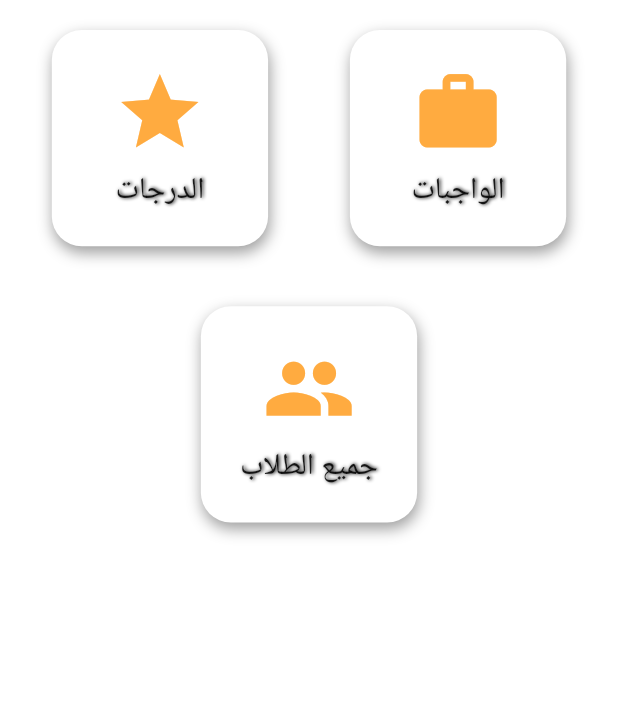
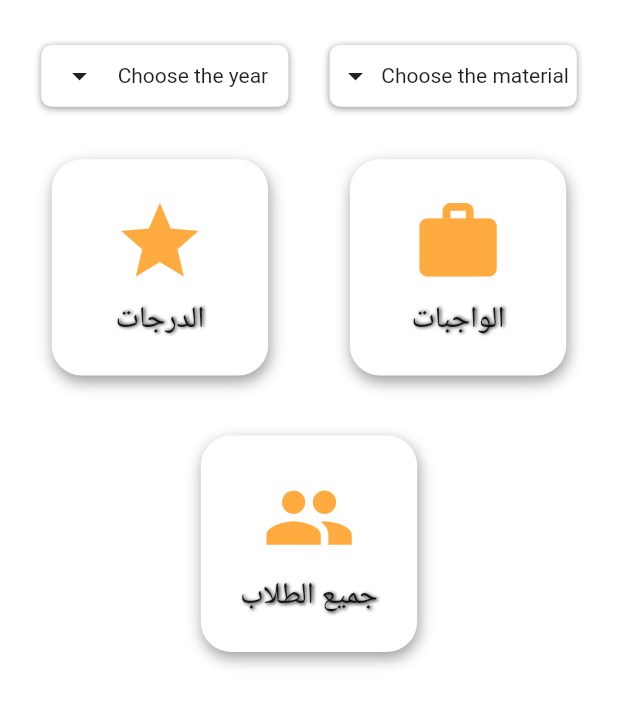
Before and after one commit to hossamghoneim/Etqan_Company, a Flutter app: the TeacherStudents widget shown alone on an empty page, opened directly, on a phone screen of 412 x 824 dp. Shown: the top 705 px of the screen. Run offline on Flutter 3.47's test engine with Material 2 defaults, Android fonts, the phone set to English and light mode, and no system bars; our stand-ins replace carousel_slider, convex_bottom_bar, shared_preferences, splashscreen; accounts and stored records are empty; network calls fail.

Commit message:
teasher task

```diff
--- a/application/lib/screens/teacher_students.dart
+++ b/application/lib/screens/teacher_students.dart
@@ -13,6 +13,118 @@ class _TeacherStudentsState extends State<TeacherStudents> {
   Widget build(BuildContext context) {
     return Column(
       children: [
+        Row(
+          mainAxisAlignment: MainAxisAlignment.spaceEvenly,
+          children: [
+            PopupMenuButton(
+              child: Container(
+                width: MediaQuery.of(context).size.width * 0.4,
+                height: MediaQuery.of(context).size.height * 0.05,
+                margin: EdgeInsets.only(top: 30, bottom: 15),
+                decoration: BoxDecoration(
+                  borderRadius: BorderRadius.circular(7),
+                  color: Colors.white,
+                  boxShadow: [
+                    BoxShadow(
+                      color: Colors.grey,
+                      offset: Offset(0.0, 1.0), //(x,y)
+                      blurRadius: 3.5,
+                    ),
+                  ],
+                ),
+                child: Center(
+                  child: Row(
+                      mainAxisAlignment: MainAxisAlignment.spaceEvenly,
+                      children: [
+                        Icon(Icons.arrow_drop_down),
+                        Text('Choose the year'),
+                      ]),
+                ),
+              ),
+              initialValue: 0,
+              elevation: 15.0,
+              onSelected: (item) => SelectedItem(context, item),
+              shape: RoundedRectangleBorder(
+                borderRadius: BorderRadius.all(
+                  Radius.circular(15.0),
+                ),
+              ),
+              itemBuilder: (context) => [
+                PopupMenuItem<int>(
+                  value: 0,
+                  child: Text('Save Post'),
+                ),
+                PopupMenuItem<int>(
+                  value: 1,
+                  child: Text('Edit Post'),
+                ),
+                PopupMenuItem<int>(
+                  value: 2,
+                  child: Text('Delete Post'),
+                ),
+                PopupMenuItem<int>(
+                  value: 3,
+                  child: Text('Un Save Post'),
+                ),
+              ],
+            ),
+            PopupMenuButton(
+              child: Container(
+                width: MediaQuery.of(context).size.width * 0.4,
+                height: MediaQuery.of(context).size.height * 0.05,
+                margin: EdgeInsets.only(top: 30, bottom: 15),
+                decoration: BoxDecoration(
+                  borderRadius: BorderRadius.circular(7),
+                  color: Colors.white,
+                  boxShadow: [
+                    BoxShadow(
+                      color: Colors.grey,
+                      offset: Offset(0.0, 1.0), //(x,y)
+                      blurRadius: 3.5,
+                    ),
+                  ],
+                ),
+                child: Center(
+                  child: Row(
+                    mainAxisAlignment: MainAxisAlignment.spaceEvenly,
+                    children: [
+                      Icon(Icons.arrow_drop_down),
+                      Text(
+                        'Choose the material',
+                      ),
+                    ],
+                  ),
+                ),
+              ),
+              initialValue: 0,
+              elevation: 15.0,
+              onSelected: (item) => SelectedItem(context, item),
+              shape: RoundedRectangleBorder(
+                borderRadius: BorderRadius.all(
+                  Radius.circular(15.0),
+                ),
+              ),
+              itemBuilder: (context) => [
+                PopupMenuItem<int>(
+                  value: 0,
+                  child: Text('Save Post'),
+                ),
+                PopupMenuItem<int>(
+                  value: 1,
+                  child: Text('Edit Post'),
+                ),
+                PopupMenuItem<int>(
+                  value: 2,
+                  child: Text('Delete Post'),
+                ),
+                PopupMenuItem<int>(
+                  value: 3,
+                  child: Text('Un Save Post'),
+                ),
+              ],
+            ),
+          ],
+        ),
         Row(
           mainAxisAlignment: MainAxisAlignment.spaceEvenly,
           children: [
@@ -67,3 +179,19 @@ class _TeacherStudentsState extends State<TeacherStudents> {
     );
   }
 }
+
+SelectedItem(BuildContext context, item) {
+  if (item == 0) {
+    print('Save Post Case');
+    Navigator.pushNamed(context, '/saved_post_screen');
+  }
+  if (item == 1) {
+    print('Edit Post Case');
+  }
+  if (item == 2) {
+    print('Delete Post Case');
+  }
+  if (item == 3) {
+    print('Un Save Post Case');
+  }
+}
```
Also changed, not shown: application/lib/screens/ads_screen.dart (+5 -3 lines), application/lib/screens/home_screen.dart (+9 -4 lines), application/lib/widgets/Ads.dart (+29 -8 lines).
